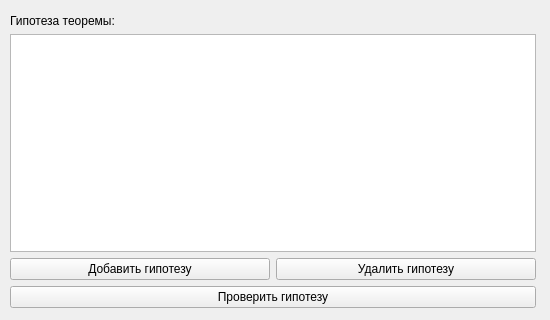
Old version of the form mainwindow.ui in the repository Vadikkkkk/A-resolution-technique; both pictures show x 0 to 550 and y 290 to 610 of the 550 by 610 pixel window.
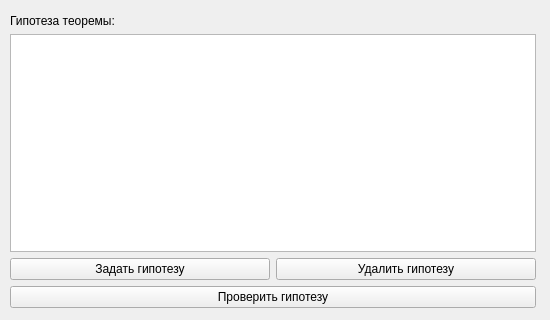
New version of the form.

The edit to the form file:
```diff
--- a/mainwindow.ui
+++ b/mainwindow.ui
@@ -229,7 +229,7 @@
           </sizepolicy>
          </property>
          <property name="text">
-          <string>Добавить гипотезу</string>
+          <string>Задать гипотезу</string>
          </property>
         </widget>
        </item>
```
Left out of the diff: 11 changed lines with no effect on the pictures.
